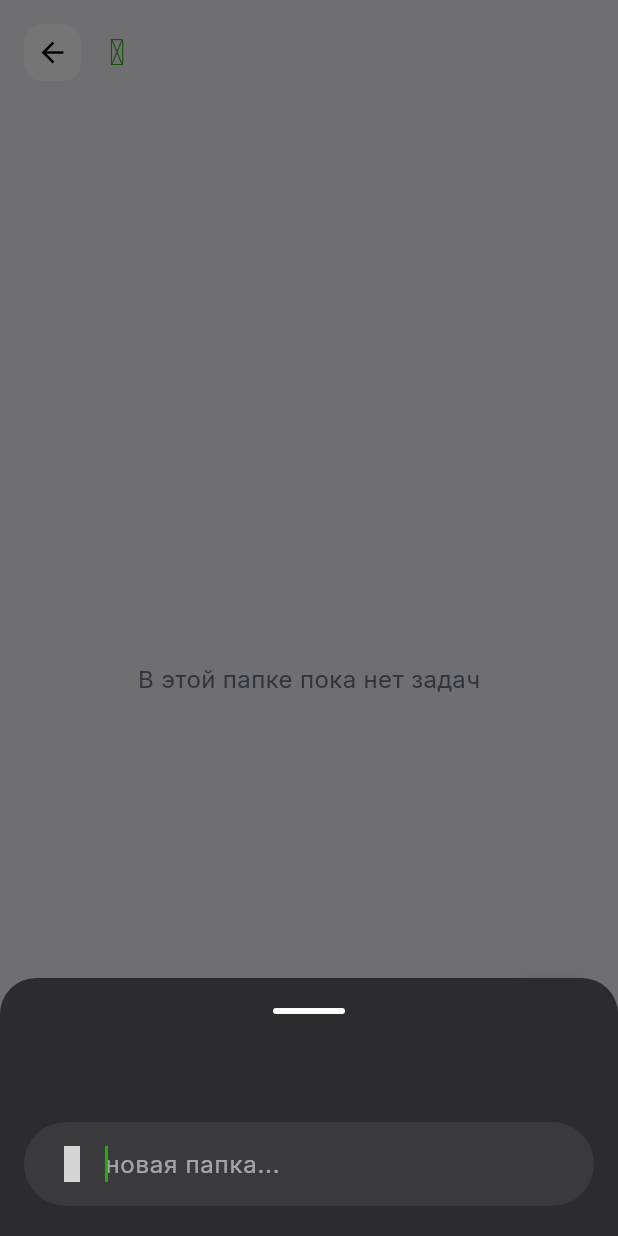
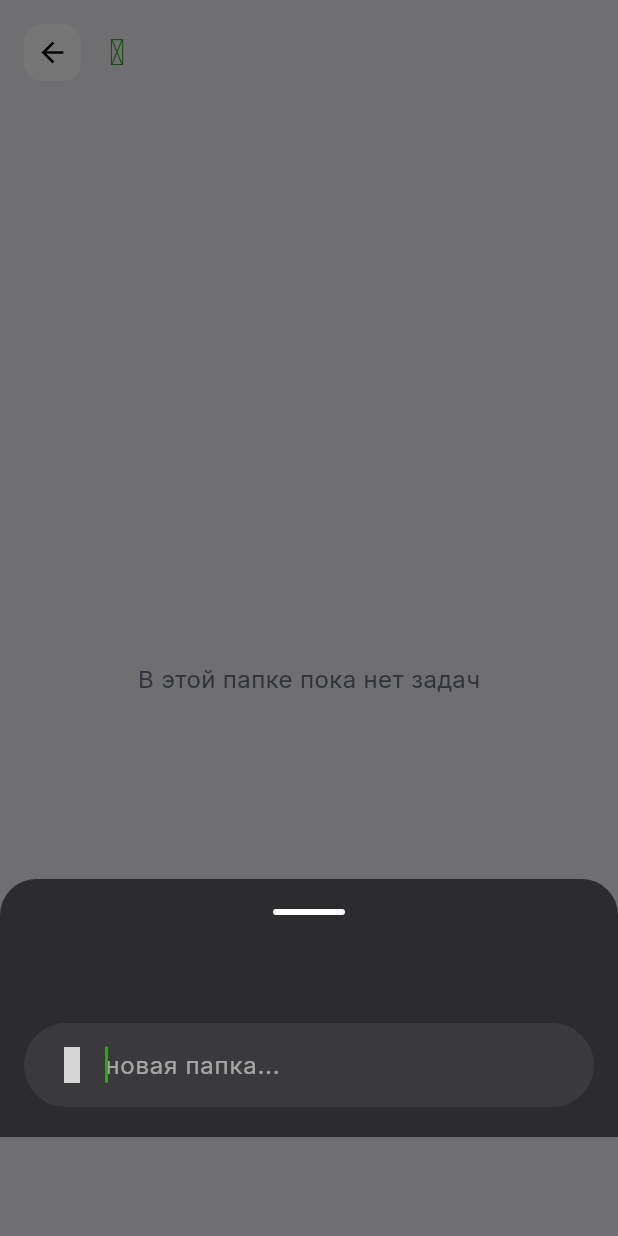
Before and after one commit to SabirDzh/Asa, a Flutter app: the FolderDetailScreen screen opened directly with empty values, after a tap on the "add" icon, after a tap on "Создать папку", on a phone screen of 412 x 824 dp. Run offline on Flutter 3.47's test engine with Material 3 defaults, Android fonts, the phone set to English and light mode, and no system bars; our stand-ins replace flutter_image_compress, flutter_local_notifications, iconsax, image_picker, shared_preferences; missing offline and left inert: home_widget; accounts and stored records are empty; network calls fail; grey boxes are pictures that could not be loaded.

Commit message:
fix: instant keyboard tracking and raise input sheet by 8%

```diff
--- a/lib/core/bottom_sheet.dart
+++ b/lib/core/bottom_sheet.dart
@@ -12,16 +12,14 @@ void showInputSheet({
 }) {
   final isDark = Theme.of(context).brightness == Brightness.dark;
   final inputBg = AppColors.surfaceSecondaryDark;
-  final sheetBg = isDark ? AppColors.sheetDark : AppColors.sheetLight;
-
-  showModalBottomSheet(
+  final sheetBg = isDark ? AppColors.sheetDark : AppColors.sheetLight;    showModalBottomSheet(
     context: context,
     isScrollControlled: true,
     backgroundColor: Colors.transparent,
-    builder: (ctx) => AnimatedPadding(
-      padding: EdgeInsets.only(bottom: MediaQuery.of(ctx).viewInsets.bottom),
-      duration: const Duration(milliseconds: 300),
-      curve: Curves.easeOut,
+    builder: (ctx) => Padding(
+      padding: EdgeInsets.only(
+        bottom: MediaQuery.of(ctx).viewInsets.bottom + MediaQuery.of(ctx).size.height * 0.08,
+      ),
       child: Container(
         decoration: BoxDecoration(
           color: sheetBg,
```
